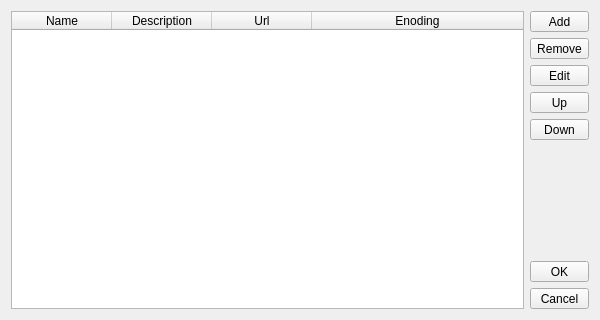
Before: the Qt Designer form ui/settingsdialog.ui in tangar/QRadioTray, drawn with Qt 5.
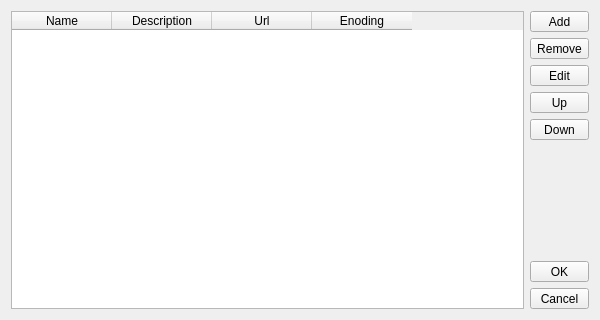
After: the same form once the commit is applied. Icons and pictures are not drawn.

```diff
--- a/ui/settingsdialog.ui
+++ b/ui/settingsdialog.ui
@@ -44,9 +44,6 @@
      <property name="selectionBehavior">
       <enum>QAbstractItemView::SelectRows</enum>
      </property>
-     <attribute name="horizontalHeaderStretchLastSection">
-      <bool>true</bool>
-     </attribute>
      <column>
       <property name="text">
        <string>Name</string>
```
